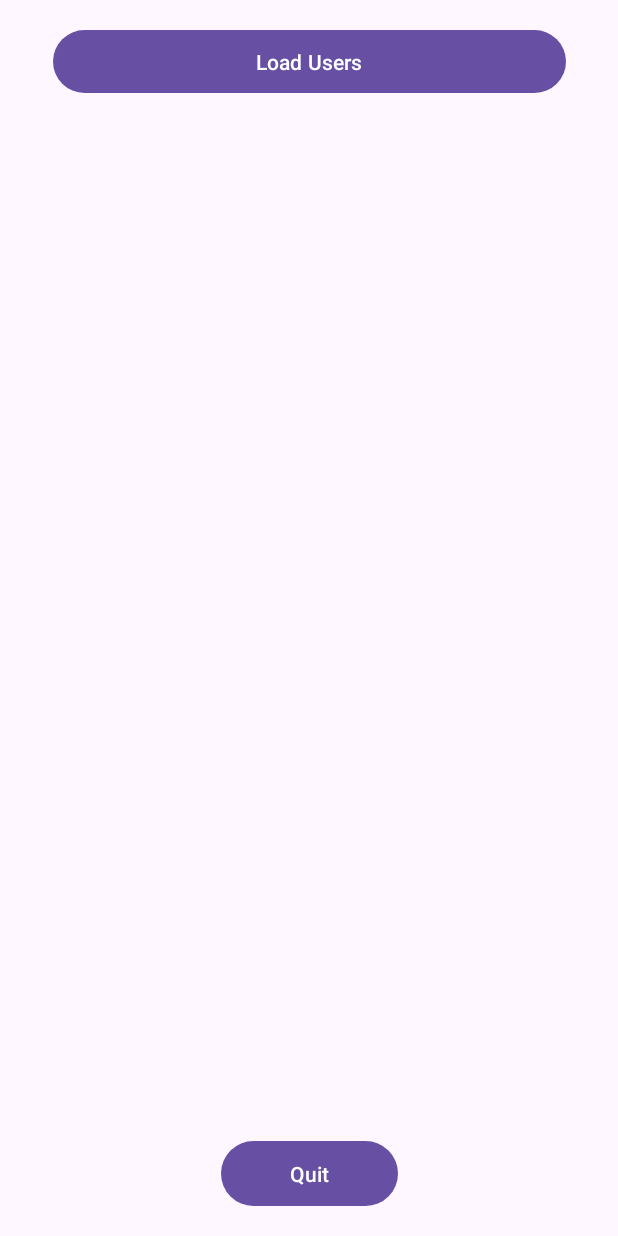
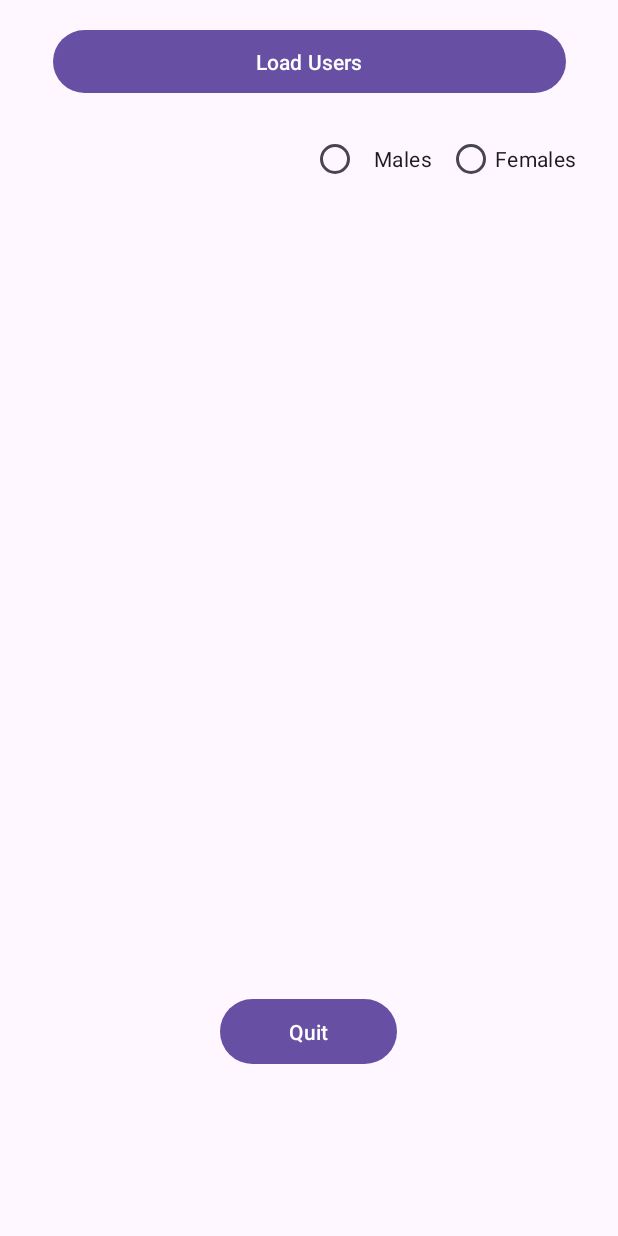
Before and after one commit to AbdelTriX/NewProjectV1, an Android app: the screen it shows after launch (MainActivity), after a tap on "Load Users", on a phone screen of 412 x 824 dp. Run offline under Robolectric (Android 15) with nearby library versions, the phone set to English and light mode, and no system bars.

Commit message:
EX01 Done

```diff
--- a/app/src/main/java/com/example/miniprojetv1/MainActivity.java
+++ b/app/src/main/java/com/example/miniprojetv1/MainActivity.java
@@ -1,11 +1,14 @@
 package com.example.miniprojetv1;
 
+import androidx.appcompat.app.AlertDialog;
 import androidx.appcompat.app.AppCompatActivity;
 
 import android.os.Bundle;
 import android.util.Log;
 import android.view.View;
 import android.widget.Button;
+import android.widget.RadioButton;
+import android.widget.RadioGroup;
 import android.widget.Toast;
 
 import org.json.JSONArray;
@@ -18,6 +21,8 @@ import java.io.InputStream;
 public class MainActivity extends AppCompatActivity implements View.OnClickListener {
 
     Button btnLoadUsers, btnQuit;
+    RadioGroup radioGroup;
+    RadioButton radioMales, radioFemales;
 
     @Override
     protected void onCreate(Bundle savedInstanceState) {
@@ -26,6 +31,9 @@ public class MainActivity extends AppCompatActivity implements View.OnClickListe
 
         btnLoadUsers = findViewById(R.id.btnLoadUsers);
         btnQuit = findViewById(R.id.btnQuit);
+        radioGroup = findViewById(R.id.radioGender);
+        radioMales = findViewById(R.id.radioMales);
+        radioFemales = findViewById(R.id.radioFemales);
 
         btnQuit.setOnClickListener(this);
         btnLoadUsers.setOnClickListener(this);
@@ -56,16 +64,44 @@ public class MainActivity extends AppCompatActivity implements View.OnClickListe
                 JSONArray jsonArray = jsonObject.getJSONArray("users");
 
                 StringBuilder stringBuilderFullNames = new StringBuilder();
+
+
+
+                int radioID = radioGroup.getCheckedRadioButtonId();
+                if (radioMales == findViewById(radioID)) {
+                    for (int i = 0; i < jsonArray.length(); i++) {
+                        JSONObject user = jsonArray.getJSONObject(i);
+                        if (user.getString("gender").equals("male")) {
+                            JSONObject userName = user.getJSONObject("name");
+                            String fullInfo = String.format("%s %s | %s\n", userName.getString("first"), userName.getString("last"), user.getString("city"));
+                            stringBuilderFullNames.append(fullInfo);
+
+                        }
+                    }
+                    AlertDialog.Builder alert = new AlertDialog.Builder(MainActivity.this);
+                    alert.setTitle("Male users");
+                    alert.setMessage(stringBuilderFullNames.toString());
+                    alert.show();
+
+            } else if (radioFemales == findViewById(radioID)) {
                 for (int i = 0; i < jsonArray.length(); i++) {
                     JSONObject user = jsonArray.getJSONObject(i);
-                    JSONObject userName = user.getJSONObject("name");
-                    String fullName = String.format("%s %s\n", userName.get("first"), userName.get("last"));
+                    if (user.getString("gender").equals("female")) {
+                        JSONObject userName = user.getJSONObject("name");
+                        String fullInfo = String.format("%s %s | %s\n", userName.getString("first"), userName.getString("last"), user.getString("city"));
+                        stringBuilderFullNames.append(fullInfo);
+                    }
+                }
+                AlertDialog.Builder alert = new AlertDialog.Builder(MainActivity.this);
+                alert.setTitle("Female Users");
+                alert.setMessage(stringBuilderFullNames.toString());
+                alert.show();
+            } else {
+                Toast.makeText(MainActivity.this, "Please select a gender", Toast.LENGTH_SHORT).show();
+            }
 
-                    stringBuilderFullNames.append(fullName);
-                }
-                Toast.makeText(this, stringBuilderFullNames.toString(), Toast.LENGTH_SHORT).show();
 
-            } catch (IOException | JSONException e) {
+        } catch (IOException | JSONException e) {
                 e.printStackTrace();
             }
 
--- a/app/src/main/res/layout/activity_main.xml
+++ b/app/src/main/res/layout/activity_main.xml
@@ -17,14 +17,41 @@
         app:layout_constraintStart_toStartOf="parent"
         app:layout_constraintTop_toTopOf="parent" />
 
+    <RadioGroup
+        android:id="@+id/radioGender"
+        android:layout_width="wrap_content"
+        android:layout_height="wrap_content"
+        android:layout_marginTop="16dp"
+        android:layout_marginStart="180dp"
+        android:orientation="horizontal"
+        app:layout_constraintEnd_toEndOf="parent"
+        app:layout_constraintStart_toStartOf="parent"
+        app:layout_constraintTop_toBottomOf="@id/btnLoadUsers">
+
+        <RadioButton
+            android:id="@+id/radioMales"
+            android:layout_width="wrap_content"
+            android:layout_height="wrap_content"
+            android:text="Males"
+            android:padding="10dp" />
+
+        <RadioButton
+            android:id="@+id/radioFemales"
+            android:layout_width="wrap_content"
+            android:layout_height="wrap_content"
+            android:text="Females" />
+
+    </RadioGroup>
+
     <Button
         android:id="@+id/btnQuit"
         android:layout_width="118dp"
         android:layout_height="51dp"
-        android:layout_marginBottom="16dp"
+        android:layout_marginTop="532dp"
         android:text="Quit"
-        app:layout_constraintBottom_toBottomOf="parent"
         app:layout_constraintEnd_toEndOf="parent"
-        app:layout_constraintStart_toStartOf="parent" />
+        app:layout_constraintHorizontal_bias="0.498"
+        app:layout_constraintStart_toStartOf="parent"
+        app:layout_constraintTop_toBottomOf="@id/radioGender" />
 
 </androidx.constraintlayout.widget.ConstraintLayout>
```
